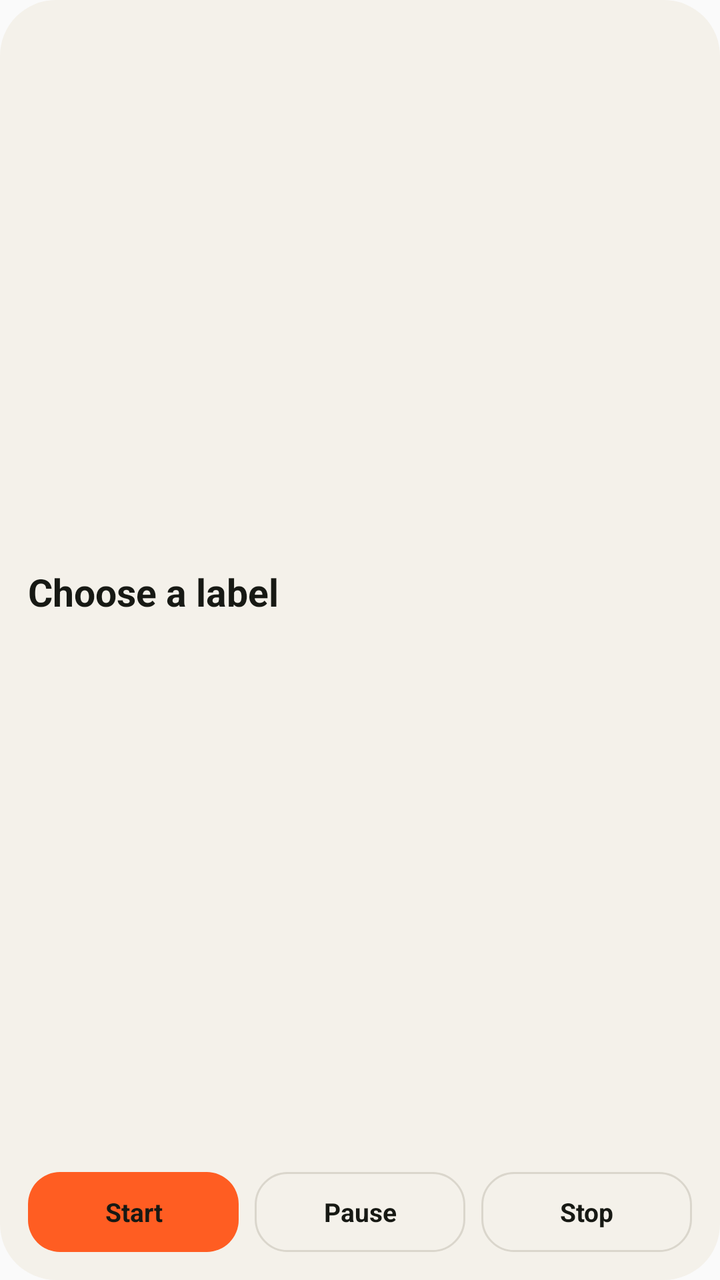
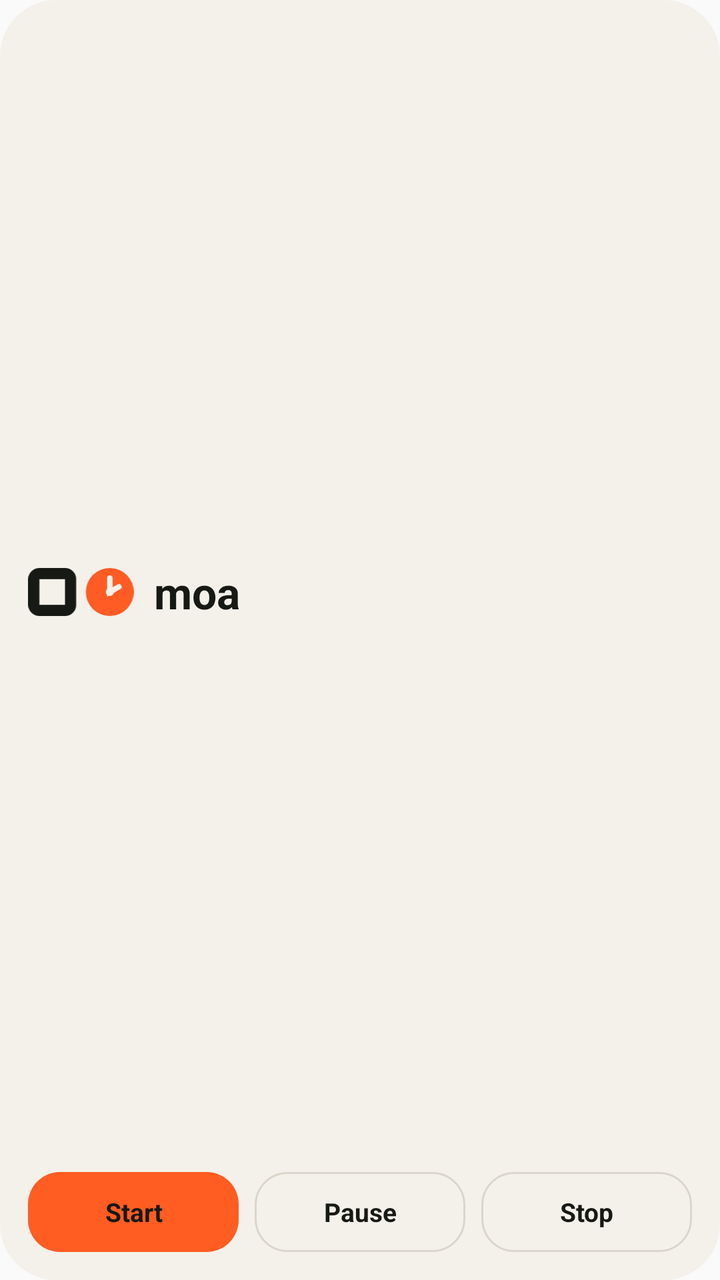

Two renders of the same Android screen: before a commit and after it. Below are the layout's source before the change and the commit's diff.
<!-- AndroidManifest.xml: application theme AppTheme -->
<!-- res/layout/tracker_widget_tall.xml -->
<?xml version="1.0" encoding="utf-8"?>
<LinearLayout xmlns:android="http://schemas.android.com/apk/res/android" android:id="@+id/widget_root" android:layout_width="match_parent" android:layout_height="match_parent" android:orientation="vertical" android:padding="14dp" android:background="@drawable/widget_background">
    <TextView android:id="@+id/widget_title" android:layout_width="match_parent" android:layout_height="0dp" android:layout_weight="1" android:gravity="center_vertical" android:text="Choose a label" android:textColor="@color/widget_text" android:textSize="19sp" android:textStyle="bold" android:maxLines="2" android:ellipsize="end" />
    <LinearLayout android:layout_width="match_parent" android:layout_height="40dp" android:layout_marginTop="8dp">
        <TextView android:id="@+id/widget_start" android:layout_width="0dp" android:layout_weight="1" android:layout_height="match_parent" android:gravity="center" android:text="Start" android:textColor="#171914" android:textSize="13sp" android:textStyle="bold" android:background="@drawable/widget_button" />
        <TextView android:id="@+id/widget_pause" android:layout_width="0dp" android:layout_weight="1" android:layout_height="match_parent" android:layout_marginStart="8dp" android:gravity="center" android:text="Pause" android:textColor="@color/widget_text" android:textSize="13sp" android:textStyle="bold" android:background="@drawable/widget_secondary_button" />
        <TextView android:id="@+id/widget_stop" android:layout_width="0dp" android:layout_weight="1" android:layout_height="match_parent" android:layout_marginStart="8dp" android:gravity="center" android:text="Stop" android:textColor="@color/widget_text" android:textSize="13sp" android:textStyle="bold" android:background="@drawable/widget_secondary_button" />
    </LinearLayout>
</LinearLayout>
<!-- resources referenced by this layout -->
<resources>
  <color name="widget_text">#171914</color>
  <!-- drawable widget_background (drawable) -->
  <shape xmlns:android="http://schemas.android.com/apk/res/android"><solid android:color="@color/widget_paper"/><corners android:radius="28dp"/></shape>
  <!-- drawable widget_button (drawable) -->
  <shape xmlns:android="http://schemas.android.com/apk/res/android"><solid android:color="#FF5D22"/><corners android:radius="16dp"/></shape>
  <!-- drawable widget_secondary_button (drawable) -->
  <shape xmlns:android="http://schemas.android.com/apk/res/android"><solid android:color="@color/widget_paper"/><stroke android:width="1dp" android:color="@color/widget_line"/><corners android:radius="16dp"/></shape>
  <style name="AppTheme" parent="Theme.AppCompat.Light.DarkActionBar">
          
          <item name="colorPrimary">@color/colorPrimary</item>
          <item name="colorPrimaryDark">@color/colorPrimaryDark</item>
          <item name="colorAccent">@color/colorAccent</item>
      </style>
  <color name="widget_paper">#F4F1EA</color>
  <color name="widget_line">#DAD6CC</color>
</resources>

<!-- the commit's change to res/layout/tracker_widget_tall.xml (unified diff, before → after) -->
@@ -1,6 +1,9 @@
 <?xml version="1.0" encoding="utf-8"?>
 <LinearLayout xmlns:android="http://schemas.android.com/apk/res/android" android:id="@+id/widget_root" android:layout_width="match_parent" android:layout_height="match_parent" android:orientation="vertical" android:padding="14dp" android:background="@drawable/widget_background">
-    <TextView android:id="@+id/widget_title" android:layout_width="match_parent" android:layout_height="0dp" android:layout_weight="1" android:gravity="center_vertical" android:text="Choose a label" android:textColor="@color/widget_text" android:textSize="19sp" android:textStyle="bold" android:maxLines="2" android:ellipsize="end" />
+    <LinearLayout android:layout_width="match_parent" android:layout_height="0dp" android:layout_weight="1" android:gravity="center_vertical">
+        <ImageView android:layout_width="53dp" android:layout_height="24dp" android:src="@drawable/moa_widget_logo" android:contentDescription="moa" />
+        <TextView android:layout_width="wrap_content" android:layout_height="wrap_content" android:layout_marginStart="10dp" android:text="moa" android:textColor="@color/widget_text" android:textSize="22sp" android:textStyle="bold" />
+    </LinearLayout>
     <LinearLayout android:layout_width="match_parent" android:layout_height="40dp" android:layout_marginTop="8dp">
         <TextView android:id="@+id/widget_start" android:layout_width="0dp" android:layout_weight="1" android:layout_height="match_parent" android:gravity="center" android:text="Start" android:textColor="#171914" android:textSize="13sp" android:textStyle="bold" android:background="@drawable/widget_button" />
         <TextView android:id="@+id/widget_pause" android:layout_width="0dp" android:layout_weight="1" android:layout_height="match_parent" android:layout_marginStart="8dp" android:gravity="center" android:text="Pause" android:textColor="@color/widget_text" android:textSize="13sp" android:textStyle="bold" android:background="@drawable/widget_secondary_button" />
<!-- resource entries referenced after the edit -->
@@ -1,6 +1,13 @@
 <!-- resources referenced by this layout -->
 <resources>
   <color name="widget_text">#171914</color>
+  <!-- drawable moa_widget_logo (drawable) -->
+  <vector xmlns:android="http://schemas.android.com/apk/res/android" android:width="66dp" android:height="30dp" android:viewportWidth="66" android:viewportHeight="30">
+      <path android:fillColor="@android:color/transparent" android:strokeColor="@color/widget_text" android:strokeWidth="7" android:pathData="M7,3.5H23A3.5,3.5 0,0 1,26.5 7V23A3.5,3.5 0,0 1,23 26.5H7A3.5,3.5 0,0 1,3.5 23V7A3.5,3.5 0,0 1,7 3.5Z" />
+      <path android:fillColor="#FF5B24" android:pathData="M51,0A15,15 0,1 1,51 30A15,15 0,1 1,51 0Z" />
+      <path android:fillColor="@android:color/transparent" android:strokeColor="#F4F1EA" android:strokeWidth="3.4" android:strokeLineCap="round" android:pathData="M51,6.3V15L56.7,11.7" />
+      <path android:fillColor="#F4F1EA" android:pathData="M51,12.5A2.5,2.5 0,1 1,51 17.5A2.5,2.5 0,1 1,51 12.5Z" />
+  </vector>
   <!-- drawable widget_background (drawable) -->
   <shape xmlns:android="http://schemas.android.com/apk/res/android"><solid android:color="@color/widget_paper"/><corners android:radius="28dp"/></shape>
   <!-- drawable widget_button (drawable) -->
